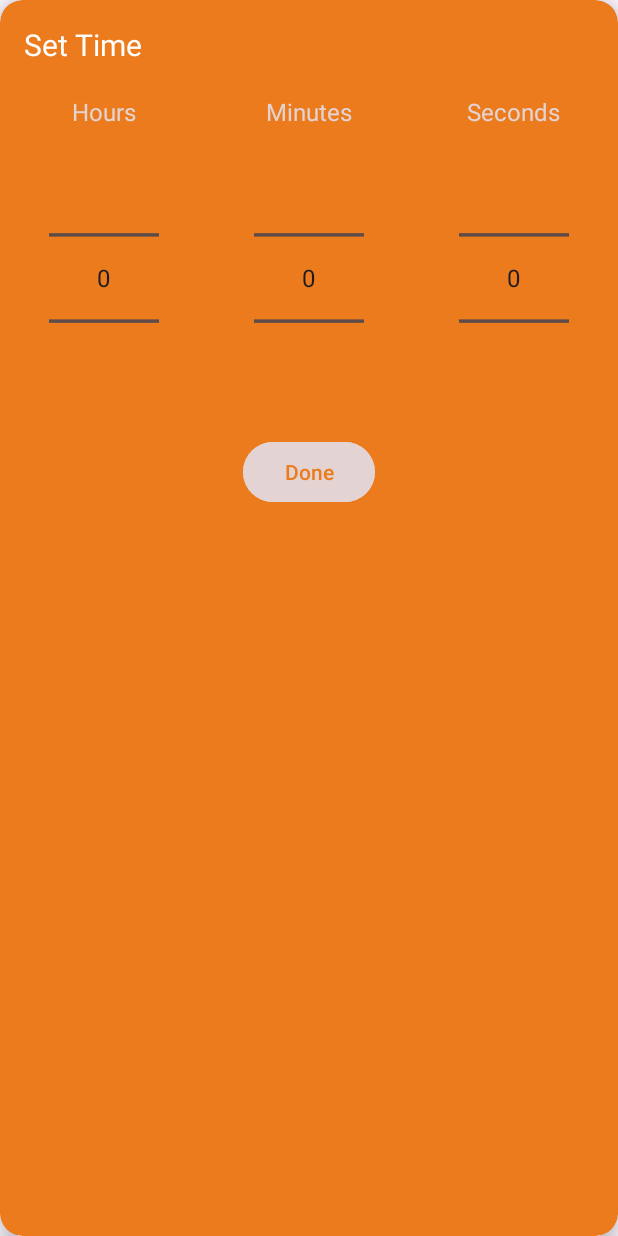
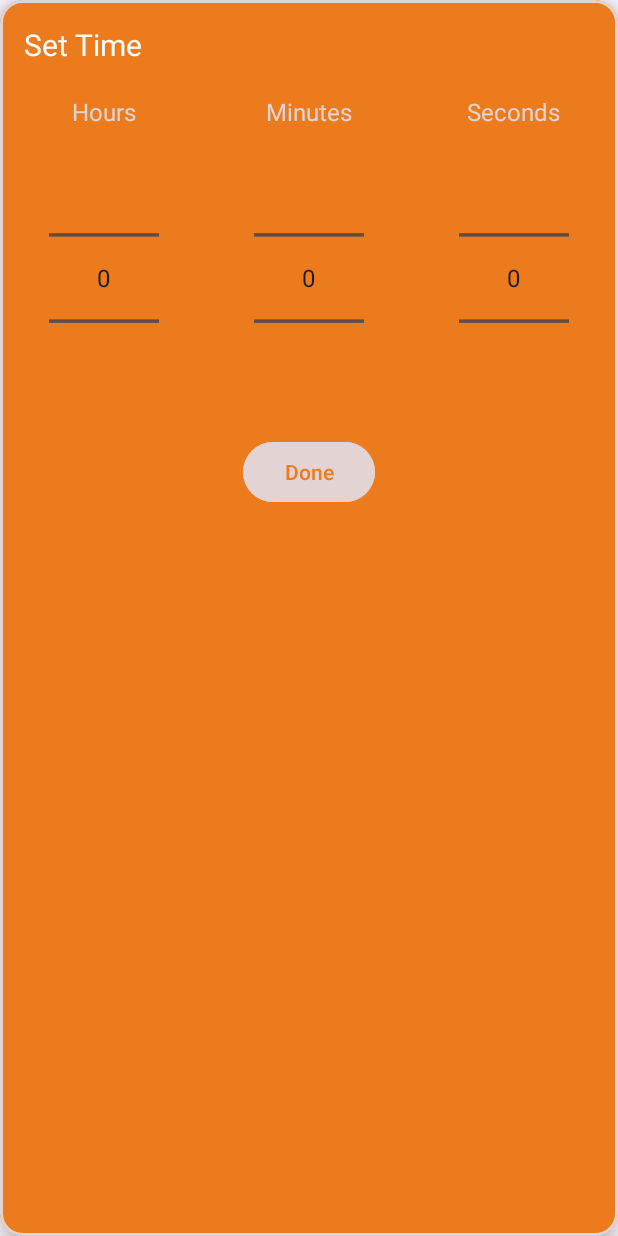
Before and after one commit to ChiritescuAndrei/BeiaApp, an Android app: the layout activity_timer.xml on its own in the app's theme, with its tools: preview values and no code run, on a phone screen of 412 x 824 dp. Run offline under Robolectric (Android 15) with nearby library versions, the phone set to English and light mode, and no system bars.

Commit message:
made border

```diff
--- a/app/src/main/res/layout/activity_timer.xml
+++ b/app/src/main/res/layout/activity_timer.xml
@@ -1,11 +1,13 @@
 <?xml version="1.0" encoding="utf-8"?>
-<androidx.cardview.widget.CardView xmlns:android="http://schemas.android.com/apk/res/android"
+<com.google.android.material.card.MaterialCardView xmlns:android="http://schemas.android.com/apk/res/android"
     xmlns:app="http://schemas.android.com/apk/res-auto"
     android:layout_width="match_parent"
     android:layout_height="match_parent"
     app:cardElevation="10dp"
     app:cardCornerRadius="15dp"
-    app:cardBackgroundColor="@color/light_beia_orange">
+    app:cardBackgroundColor="@color/light_beia_orange"
+    app:strokeWidth="2dp"
+    app:strokeColor="#E3D3D3">
 
     <LinearLayout
         android:layout_width="match_parent"
@@ -122,4 +124,4 @@
             android:text="Done"
             android:textColor="@color/light_beia_orange" />
     </LinearLayout>
-</androidx.cardview.widget.CardView>
+</com.google.android.material.card.MaterialCardView>
```
